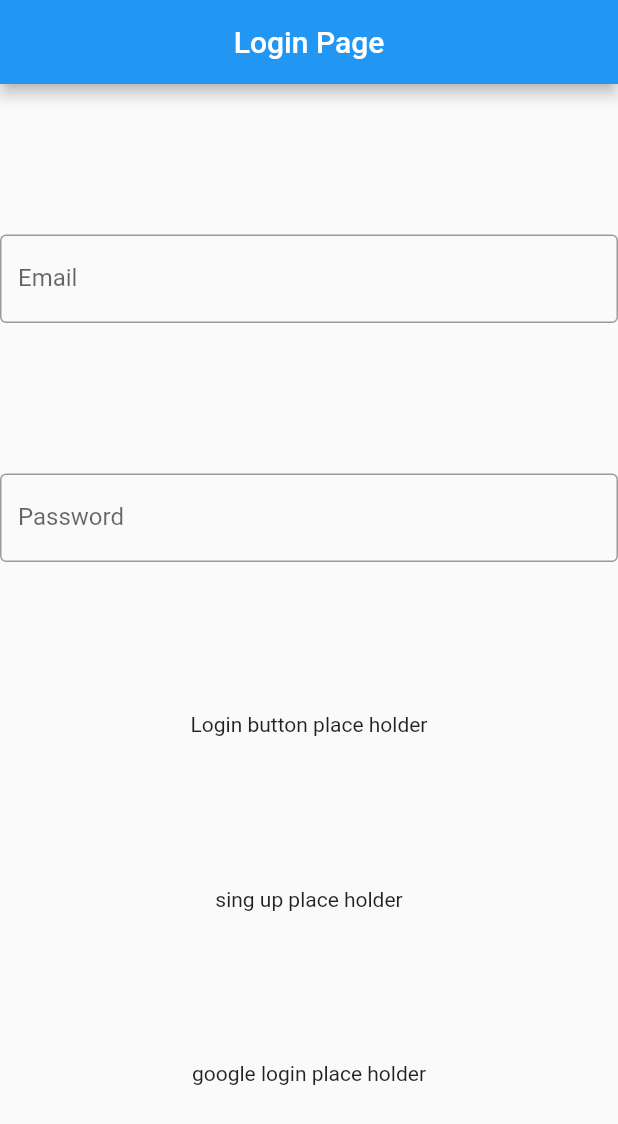
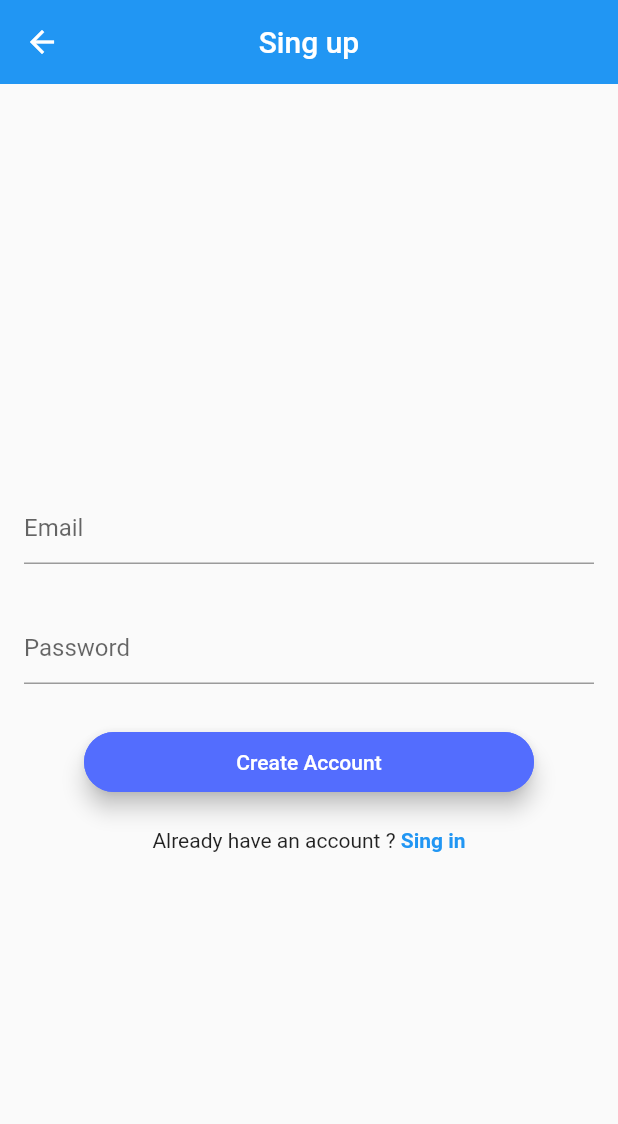
Before and after one commit to Petter1307/plant, a Flutter app: the screen it shows after launch, on a phone screen of 412 x 824 dp. Shown: the top 1124 px of the screen. Run offline on Flutter 3.47's test engine with Material 2 defaults, Android fonts, the phone set to English and light mode, and no system bars.

Commit message:
Added Singup page --without backend

```diff
--- a/lib/authentification/LoginPage.dart
+++ b/lib/authentification/LoginPage.dart
@@ -40,3 +40,4 @@ class LoginPage extends StatelessWidget {
 }
 
 // TODO Transform this to a form.
+// TODO Redesign login page.
--- a/lib/authentification/SingUpPage.dart
+++ b/lib/authentification/SingUpPage.dart
@@ -0,0 +1,119 @@
+import 'package:flutter/material.dart';
+
+
+class SingUp extends StatefulWidget {
+  const SingUp({ Key? key }) : super(key: key);
+
+  @override
+  _SingUpState createState() => _SingUpState();
+}
+
+class _SingUpState extends State<SingUp> {
+
+  TextEditingController emailTextController = TextEditingController();
+  TextEditingController passwordTextController = TextEditingController();
+
+
+  final _formKey = GlobalKey<FormState>();
+
+  @override
+  Widget build(BuildContext context) {
+    return Scaffold(
+      appBar: AppBar(
+        elevation: 0,
+        title: const Text("Sing up"),
+        centerTitle: true,
+      ),
+      body: SafeArea(
+        child: Center(
+          child: Form(
+            key: _formKey,
+            child: Column(
+              mainAxisAlignment: MainAxisAlignment.center,
+              children: [
+                Padding(
+                  padding: const EdgeInsets.all(16),
+                  child: Row(
+                    children: [
+                      Expanded(
+                        child: TextFormField(
+                          decoration: const InputDecoration(
+                            border: UnderlineInputBorder(),
+                            hintText: 'Email',
+                          ),
+                          controller: emailTextController,
+                        ),
+                      ),
+                    ],
+                  ),
+                ),
+                Padding(
+                  padding: EdgeInsets.all(16),
+                  child: Row(
+                    children: [
+                      Expanded(
+                        child: TextFormField(
+                          enableSuggestions: false,
+                          autocorrect: false,
+                          obscureText: true,
+                          decoration: const InputDecoration(
+                            border: UnderlineInputBorder(),
+                            hintText: 'Password',
+                          ),
+                          controller: passwordTextController,
+                        )
+                        )
+                    ],
+                  ),
+                ),
+                const SizedBox(
+                  height: 16,
+                ),
+                Container(
+                  height: 40,
+                  width: 300,
+                  child: ElevatedButton(
+                    style: ElevatedButton.styleFrom(
+                      elevation: 6,
+                      primary: Colors.indigoAccent,
+                      onPrimary: Colors.white,
+                      shape: RoundedRectangleBorder(
+                        borderRadius: BorderRadius.circular(30),
+                        side: const BorderSide(color: Colors.indigoAccent),
+                      )
+                    ),
+                    onPressed: () async {
+
+
+                      //TODO Finis the singup method.
+                      Navigator.pushNamed(context, '/plants');
+                    },
+                    child: Text("Create Account"),
+                  ),
+                ),
+                const SizedBox(
+                  height: 24,
+                ),
+                InkWell(
+                  onTap: () => Navigator.pop(context),
+                  child: Row(
+                    mainAxisAlignment: MainAxisAlignment.center,
+                    children: [
+                      Text("Already have an account ?"),
+                      Text(" Sing in",
+                      style: TextStyle(
+                        color: Theme.of(context).primaryColor,
+                        fontWeight: FontWeight.w600,
+                      ),
+                      )
+                    ],
+                  ),
+                )
+              ], // Main column cildren
+            ),
+          ),
+        ),
+        ),
+    );
+  }
+}
--- a/lib/main.dart
+++ b/lib/main.dart
@@ -7,7 +7,7 @@ import 'package:plantonizer/authentification/LoginPage.dart';
 
 void main() {
   runApp(MaterialApp(
-    initialRoute: '/', // this should be loading page. For testing purposes this is changed constantly.
+    initialRoute: '/singup', // this should be loading page. For testing purposes this is changed constantly.
     routes: appRoutes,
   ));
 }
--- a/lib/routes.dart
+++ b/lib/routes.dart
@@ -1,4 +1,5 @@
 // Importing pages used on the route.
+import 'package:plantonizer/authentification/SingUpPage.dart';
 import 'package:plantonizer/home.dart';
 import 'package:plantonizer/authentification/LoginPage.dart';
 import 'package:plantonizer/plant_logic/Plants_page.dart';
@@ -7,8 +8,9 @@ import 'package:plantonizer/plant_logic/plant.dart';
 
 // Added app routes to separate folder.
 var appRoutes={
-    '/' : (context) => LoginPage(),         // Loading page.
-    '/home' : (context) => Home(),         //  Home page
+    '/' : (context) => LoginPage(),          // Loading page.
+    '/singup' : (context) => SingUp(),      // Sing up page
+    '/home' : (context) => Home(),         // Home page
     '/plants' : (context) => PlantsPage(),// Page for plants
     '/plant' : (context) => PlantPage()  // Page pressed container plant ( This page will be show the information about one speicific plant when pressed on its container)
 };
```
